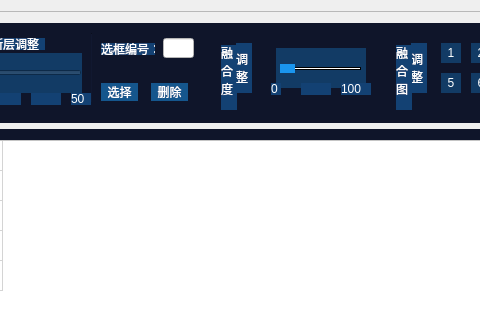
Before: the Qt Designer form IRProc/IRProc/IRProc.ui in seafrog1984/QTIRProc, drawn with Qt 5; both pictures show x 702 to 1182 and y 0 to 320 of the 1540 by 782 pixel window.
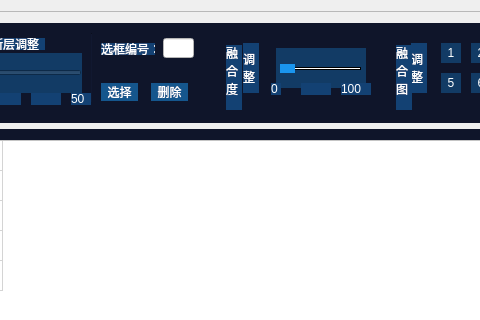
After: the same form once the commit is applied. The open tabs and pages were chosen to show the change. Icons and pictures are not drawn. Custom widgets are drawn as their Qt base class.

What changed in the file:
```diff
--- a/IRProc/IRProc/IRProc.ui
+++ b/IRProc/IRProc/IRProc.ui
@@ -1442,7 +1442,7 @@
             <widget class="QLabel" name="label_20">
              <property name="geometry">
               <rect>
-               <x>20</x>
+               <x>25</x>
                <y>22</y>
                <width>16</width>
                <height>65</height>
@@ -1464,7 +1464,7 @@
             <widget class="QLabel" name="label_21">
              <property name="geometry">
               <rect>
-               <x>35</x>
+               <x>42</x>
                <y>20</y>
                <width>16</width>
                <height>50</height>
```
Left out of the diff: 15 changed lines with no effect on the pictures.
